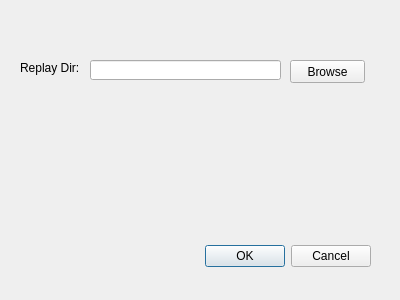
computerfr33k/Dota2_Replay_Manager, file preferences.ui: the form before one commit.
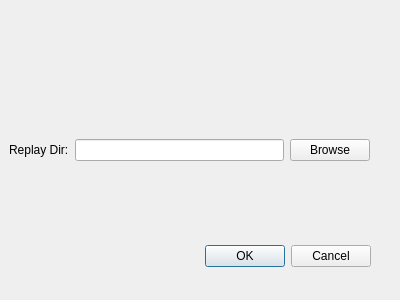
The form after the commit.

Diff of the .ui file:
```diff
--- a/preferences.ui
+++ b/preferences.ui
@@ -29,41 +29,34 @@
     <set>QDialogButtonBox::Cancel|QDialogButtonBox::Ok</set>
    </property>
   </widget>
-  <widget class="QLabel" name="label">
+  <widget class="QWidget" name="horizontalLayoutWidget">
    <property name="geometry">
     <rect>
-     <x>20</x>
-     <y>60</y>
-     <width>61</width>
-     <height>16</height>
+     <x>9</x>
+     <y>110</y>
+     <width>361</width>
+     <height>80</height>
     </rect>
    </property>
-   <property name="text">
-    <string>Replay Dir:</string>
-   </property>
-  </widget>
-  <widget class="QLineEdit" name="lineEdit">
-   <property name="geometry">
-    <rect>
-     <x>90</x>
-     <y>60</y>
-     <width>191</width>
-     <height>20</height>
-    </rect>
-   </property>
-  </widget>
-  <widget class="QPushButton" name="pushButton">
-   <property name="geometry">
-    <rect>
-     <x>290</x>
-     <y>60</y>
-     <width>75</width>
-     <height>23</height>
-    </rect>
-   </property>
-   <property name="text">
-    <string>Browse</string>
-   </property>
+   <layout class="QHBoxLayout" name="horizontalLayout">
+    <item>
+     <widget class="QLabel" name="label">
+      <property name="text">
+       <string>Replay Dir:</string>
+      </property>
+     </widget>
+    </item>
+    <item>
+     <widget class="QLineEdit" name="lineEdit"/>
+    </item>
+    <item>
+     <widget class="QPushButton" name="pushButton">
+      <property name="text">
+       <string>Browse</string>
+      </property>
+     </widget>
+    </item>
+   </layout>
   </widget>
  </widget>
  <resources/>
```
